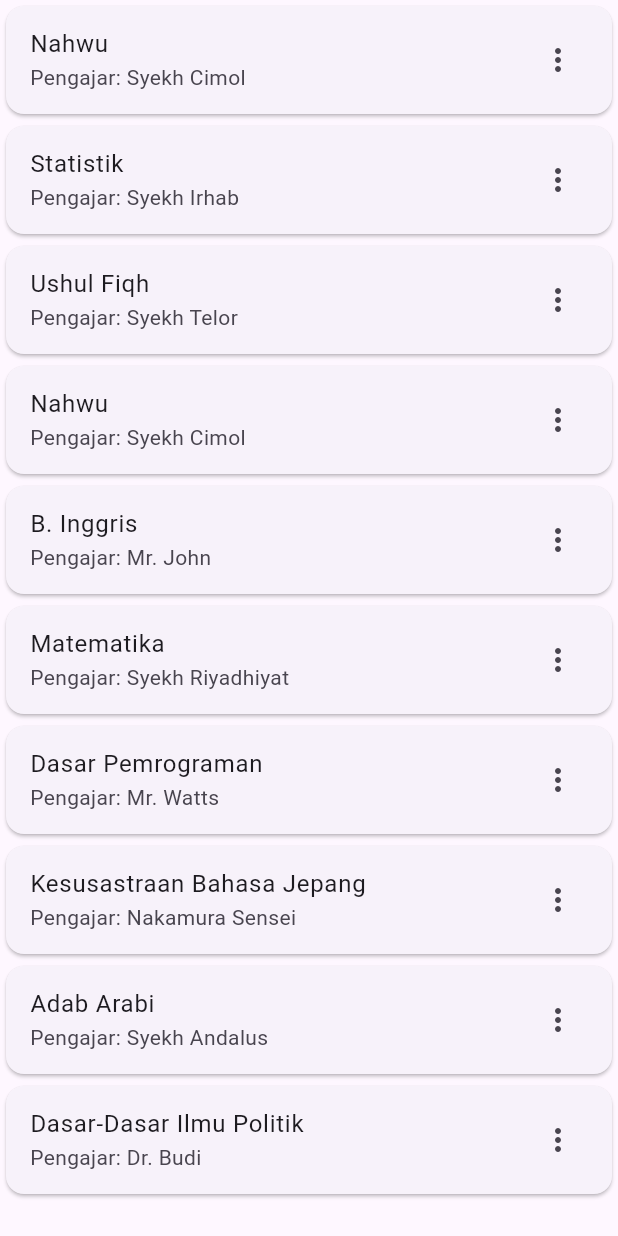
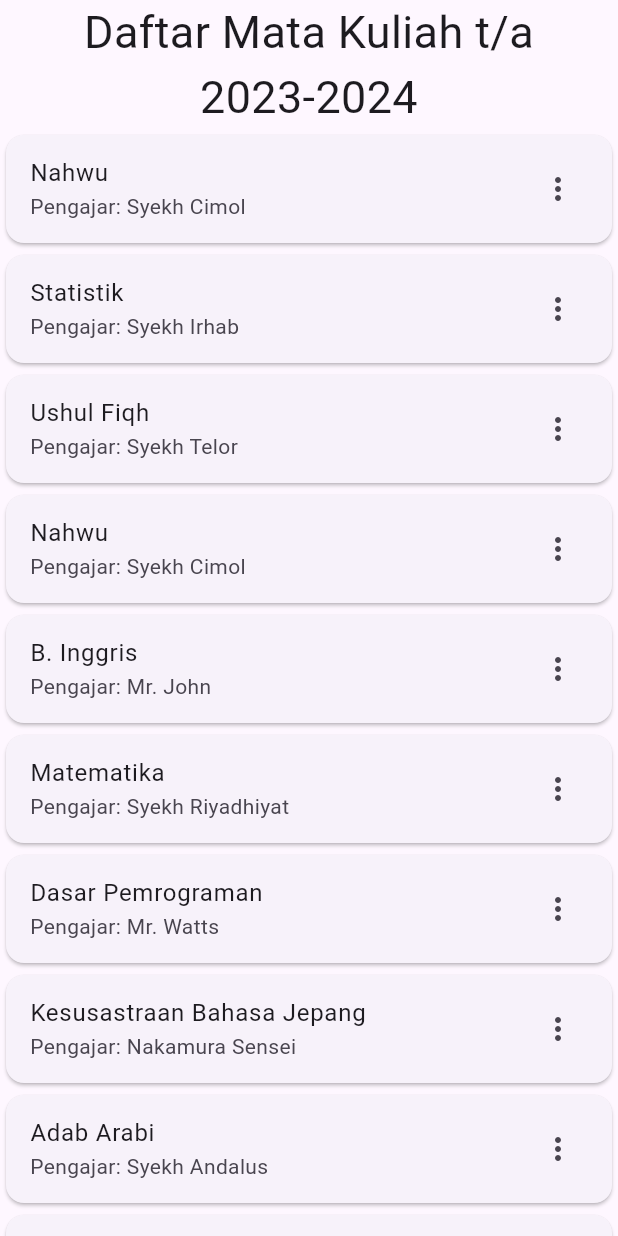
Before and after one commit to cimolorangbekasi/after_vacuum, a Flutter app: the screen it shows after launch, on a phone screen of 412 x 824 dp. Run offline on Flutter 3.47's test engine with Material 3 defaults, Android fonts, the phone set to English and light mode, and no system bars; our stand-ins replace get.

Commit message:
add title for home page

```diff
--- a/lib/screen/home/home.dart
+++ b/lib/screen/home/home.dart
@@ -14,6 +14,15 @@ class Home extends StatelessWidget {
 
     return Scaffold(
       body: ListView(
+        children: [
+          const Text(
+            'Daftar Mata Kuliah t/a 2023-2024',
+            textAlign: TextAlign.center,
+            style: TextStyle(
+              fontSize: 30,
+            ),
+          ),
+          Column(
             children: pelajaran2.map((e) {
               return Card(
                 child: ListTile(
@@ -25,6 +34,8 @@ class Home extends StatelessWidget {
                     trailing: const Icon(Icons.more_vert)),
               );
             }).toList(),
+          ),
+        ],
       ),
       // floatingActionButton: FloatingActionButton(
       //   backgroundColor: Colors.blue,
```
Lines whose indentation alone changed are shown as unchanged.
